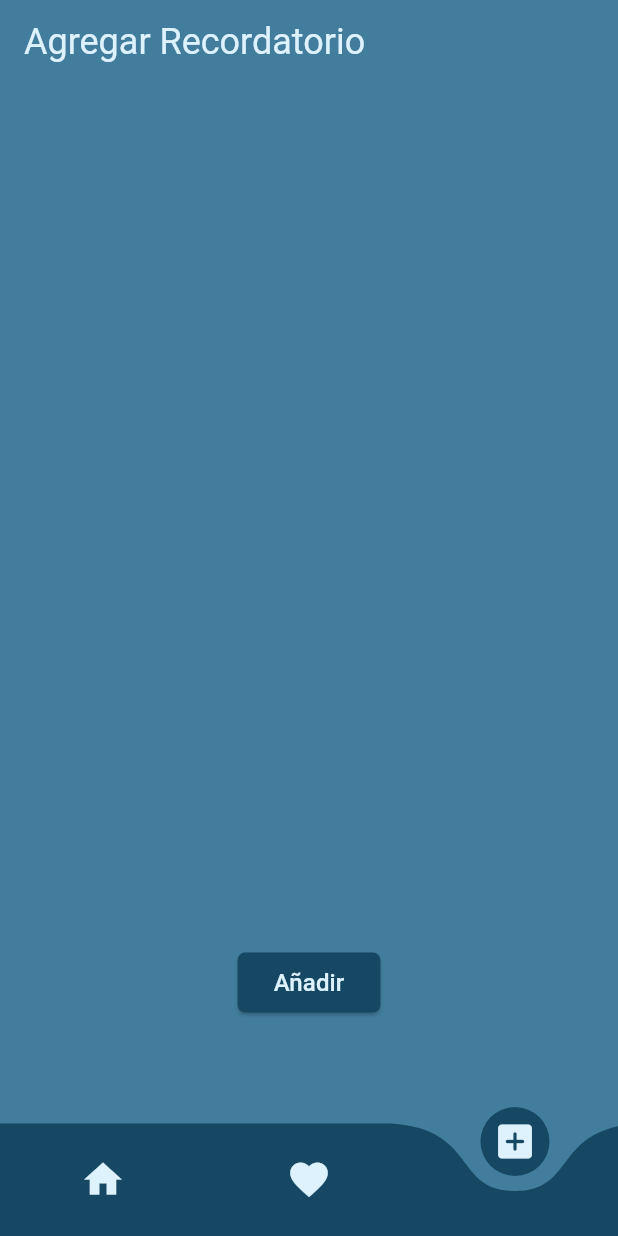
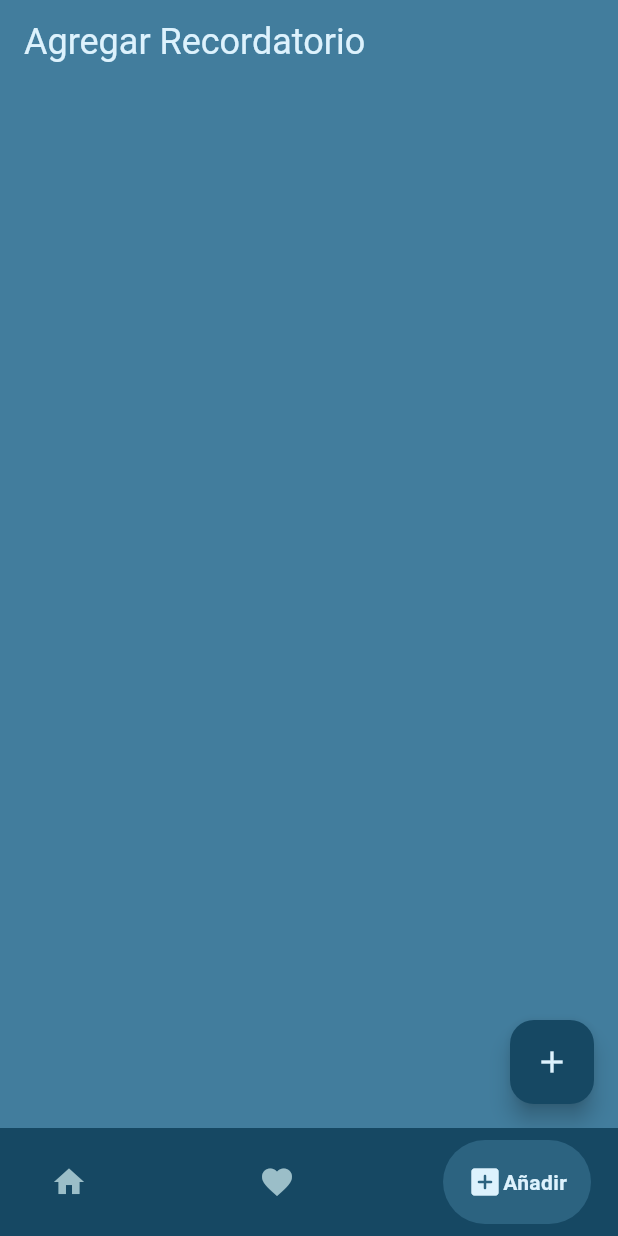
Before and after one commit to Corro-Kun/Remember.App, a Flutter app: the screen it shows after launch, item 3 of the bottom bar chosen, on a phone screen of 412 x 824 dp. Run offline on Flutter 3.47's test engine with Material 3 defaults, Android fonts, the phone set to English and light mode, and no system bars; drawn by our look-alikes of curved_navigation_bar, google_nav_bar; our stand-ins replace image_picker, sqflite; accounts and stored records are empty.

Commit message:
Changer Navigation and add button

```diff
--- a/lib/screens/addReminderScreens.dart
+++ b/lib/screens/addReminderScreens.dart
@@ -43,10 +43,26 @@ class _addState extends State<add> {
     return Scaffold(
       appBar: const TitleappBar(title: "Agregar Recordatorio"),
       backgroundColor: AppColors.secondaryColor,
+      floatingActionButton: FloatingActionButton(
+        onPressed: () async {
+          final Refresh = await Navigator.push(
+            context,
+            MaterialPageRoute(builder: (context) => const AddSection()),
+          );
+          if (Refresh != null) {
+            List<sessionModel> sessions = await dataSession().getSessions();
+            setState(() {
+              session = sessions;
+            });
+          }
+        },
+        child: const Icon(Icons.add, color: AppColors.primaryTextColor),
+        backgroundColor: AppColors.primaryColor,
+      ),
       body: ListView(
         children: [
           Container(
-            height: screenSize.height - 270,
+            height: screenSize.height - 169,
             child: ListView.builder(
               itemCount: session.length,
               itemBuilder: (context, index) {
@@ -64,7 +80,7 @@ class _addState extends State<add> {
               },
             ),
           ),
-          Container(
+          /*Container(
             height: 50,
             width: 50,
             margin: const EdgeInsets.only(top: 20),
@@ -99,7 +115,7 @@ class _addState extends State<add> {
                 ),
               ),
             ),
-          ),
+          ),*/
         ],
       ),
     );
--- a/lib/widgets/navigationWidget.dart
+++ b/lib/widgets/navigationWidget.dart
@@ -1,6 +1,7 @@
 import 'package:curved_navigation_bar/curved_navigation_bar.dart';
 import 'package:flutter/material.dart';
 import 'package:Reminders/constans.dart';
+import 'package:google_nav_bar/google_nav_bar.dart';
 
 class navigationBarBottom extends StatefulWidget {
   final PageController pageController;
@@ -13,7 +14,7 @@ class navigationBarBottom extends StatefulWidget {
 class _navigationWidgetState extends State<navigationBarBottom> {
   @override
   Widget build(BuildContext context) {
-    return CurvedNavigationBar(
+    /*return CurvedNavigationBar(
       backgroundColor: Colors.transparent,
       color: AppColors.primaryColor,
       animationDuration: const Duration(milliseconds: 300),
@@ -43,5 +44,40 @@ class _navigationWidgetState extends State<navigationBarBottom> {
         ),
       ],
     );
+    */
+    return Container(
+      color: AppColors.primaryColor,
+      child: Padding(
+        padding: const EdgeInsets.symmetric(horizontal: 18.0, vertical: 8),
+        child: GNav(
+          backgroundColor: AppColors.primaryColor,
+          color: AppColors.secondaryTextColor,
+          activeColor: AppColors.primaryTextColor,
+          tabBackgroundColor: AppColors.secondaryColor.withOpacity(0.5),
+          onTabChange: (index) {
+            widget.pageController.animateToPage(
+              index,
+              duration: const Duration(milliseconds: 300),
+              curve: Curves.ease,
+            );
+          },
+          padding: EdgeInsets.all(16),
+          tabs: const [
+            GButton(
+              icon: Icons.home,
+              text: 'Inicio',
+            ),
+            GButton(
+              icon: Icons.favorite,
+              text: 'Favoritos',
+            ),
+            GButton(
+              icon: Icons.add_box_rounded,
+              text: 'Añadir',
+            ),
+          ],
+        ),
+      ),
+    );
   }
 }
--- a/lib/widgets/section.dart
+++ b/lib/widgets/section.dart
@@ -43,7 +43,7 @@ class _editorState extends State<editor> {
   @override
   Widget build(BuildContext context) {
     return Container(
-      height: 275,
+      height: 276,
       margin: const EdgeInsets.only(top: 20),
       decoration: BoxDecoration(
         borderRadius: BorderRadius.circular(20),
--- a/pubspec.yaml
+++ b/pubspec.yaml
@@ -12,6 +12,7 @@ dependencies:
 
   cupertino_icons: ^1.0.6
   curved_navigation_bar: ^1.0.3
+  google_nav_bar: ^5.0.6
   sqflite: ^2.3.0
   image_picker: ^1.0.4
   path_provider: ^2.1.1
```
Also changed, not shown: pubspec.lock.
